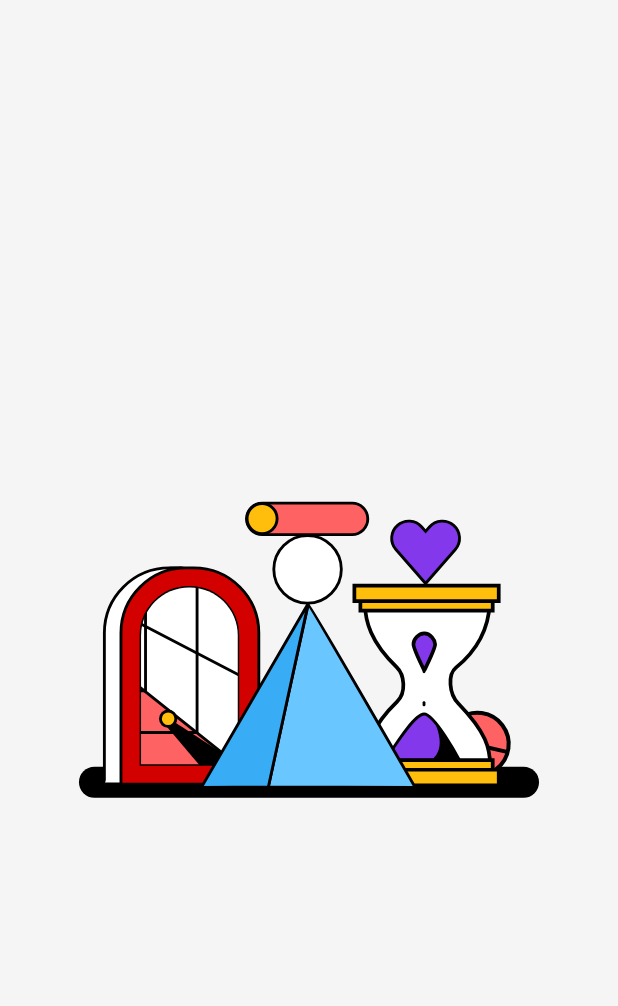
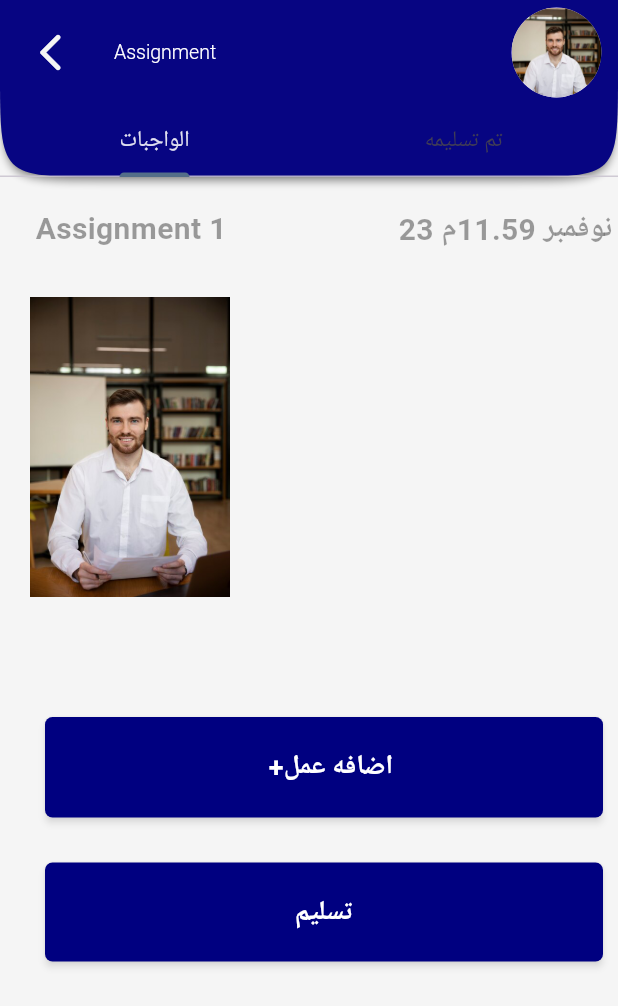
Before and after one commit to alaamorsi/graduation_project, a Flutter app: the first screen one second after launch, on a phone screen of 412 x 824 dp. Shown: the top 1006 px of the screen. Run offline on Flutter 3.47's test engine with Material 3 defaults, Android fonts, the phone set to English and light mode, and no system bars; drawn by our look-alikes of lottie; our stand-ins replace bloc, conditional_builder_null_safety, curved_labeled_navigation_bar, dio, flutter_bloc, fluttertoast and 5 more; accounts and stored records are empty; Roboto replaces fonts that are missing (Changa).

Commit message:
assignment

```diff
--- a/lib/main.dart
+++ b/lib/main.dart
@@ -7,6 +7,7 @@ import 'package:graduation_project/modules/cubit/states.dart';
 import 'package:graduation_project/modules/login/cubit/cubit.dart';
 import 'package:graduation_project/modules/register/cubit/cubit.dart';
 import 'package:graduation_project/modules/splash.dart';
+import 'package:graduation_project/modules/student/assignments.dart';
 import 'package:graduation_project/shared/bloc_observer.dart';
 import 'package:graduation_project/shared/network/cache_helper.dart';
 import 'package:graduation_project/shared/component/constant.dart';
@@ -57,7 +58,7 @@ class MyApp extends StatelessWidget {
             darkTheme: darkTheme,
             locale: AppCubit.get(context).language,
             themeMode: AppCubit.get(context).theme,
-            home:const SplashScreen(),
+            home:const assignmentScreen(),
           );
         },
       ),
--- /dev/null
+++ b/lib/modules/student/assignments.dart
@@ -0,0 +1,180 @@
+import 'package:flutter/cupertino.dart';
+import 'package:flutter/material.dart';
+import 'package:flutter/rendering.dart';
+import 'package:flutter_bloc/flutter_bloc.dart';
+import 'package:graduation_project/modules/cubit/cubit.dart';
+import 'package:graduation_project/modules/cubit/states.dart';
+import 'package:hexcolor/hexcolor.dart';
+
+import '../../shared/component/components.dart';
+
+class assignmentScreen extends StatefulWidget {
+  const assignmentScreen({super.key});
+
+  @override
+  State<assignmentScreen> createState() => _assignmentScreenState();
+}
+
+class _assignmentScreenState extends State<assignmentScreen> {
+  @override
+  GlobalKey<ScaffoldState> scafoldkay = GlobalKey();
+  Widget build(BuildContext context) {
+    return BlocConsumer<AppCubit, AppStates>(
+      listener: (context, state) {},
+      builder: (context, state) {
+        return DefaultTabController(
+          length: 3,
+          child: Scaffold(
+            backgroundColor: Theme.of(context).scaffoldBackgroundColor,
+            key: scafoldkay,
+            appBar: AppBar(
+                toolbarHeight: 70.0,
+                bottomOpacity: 0.7,
+                elevation: 2.0,
+                shadowColor: HexColor("#666666"),
+                shape: const ContinuousRectangleBorder(
+                  borderRadius: BorderRadius.only(
+                    bottomLeft: Radius.circular(70.0),
+                    bottomRight: Radius.circular(70.0),
+                  ),
+                ),
+                leading: Padding(
+                  padding: const EdgeInsets.only(left: 11.0),
+                  child: IconButton(
+                      onPressed: () {
+                        Navigator.pop(context);
+                      },
+                      icon: const Icon(
+                        Icons.arrow_back_ios_rounded,
+                        size: 30.0,
+                      )),
+                ),
+                title: Text(
+                  "Assignment",
+                  style: TextStyle(
+                      color: Colors.white,
+                      fontSize: 13.0,
+                      fontWeight: FontWeight.w300),
+                ),
+                actions: [
+                  Padding(
+                    padding: const EdgeInsets.only(right: 11.0),
+                    child: CircleAvatar(
+                      radius: 30,
+                      backgroundImage: AssetImage(
+                        "Assets/teacher.png",
+                      ),
+                    ),
+                  ),
+                ],
+                bottom: TabBar(
+                  indicatorColor: Colors.blueGrey,
+                  labelColor: Colors.white,
+                  tabs: [
+                    Tab(text: 'الواجبات'),
+                  Tab(text: 'تم تسليمه'),
+
+                ],),
+            ),
+            body:   Container(
+              padding: const EdgeInsets.only(left: 20),
+              width: double.infinity,
+              child: TabBarView(
+                key: scafoldkay,
+                children: [
+                TabBarView(
+                children: [
+                  Column(
+                    children: [
+                      Padding(
+                        padding: const EdgeInsets.symmetric(vertical: 20),
+                        child: Row(
+                          mainAxisAlignment: MainAxisAlignment.spaceAround,
+                          children: [
+                          Text("Assignment 1",style: TextStyle(
+                              color: Colors.black38,
+                              fontWeight: FontWeight.bold,
+                            fontSize: 20,
+                          ),
+                          ),
+                          SizedBox(width: 100,),
+                          Text("23 نوفمبر 11.59م",style: TextStyle(
+                            color: Colors.black38,
+                            fontWeight: FontWeight.bold,
+                            fontSize: 20,
+
+                          )),
+
+
+                        ],),
+                      ),
+                      SizedBox(height: 10,),
+                      Row(
+                        mainAxisAlignment: MainAxisAlignment.start,
+                        children: [
+                          Container(
+                              height: 200,
+                              child: Image(image: AssetImage('Assets/teacher.png'))),
+                        ],
+                      ),
+                      SizedBox(height: 80,),
+                      Column(
+                        children: [
+                        Padding(
+                          padding: const EdgeInsets.symmetric(horizontal: 10.0),
+                          child: usedButton(
+                            paddingSize: 20,
+                            radius: 5,
+                            atEnd: false,
+                            text: '  +اضافه عمل',
+                            color: Theme.of(context).cardColor,
+
+                            context: context,
+                            onPressed:(){},
+                          ),
+                        ),
+                          SizedBox(height: 30,),
+                        Padding(
+                          padding: const EdgeInsets.symmetric(horizontal: 10.0),
+                          child: usedButton(
+                            paddingSize: 20,
+                            radius: 5,
+                            atEnd: false,
+                            text: 'تسليم',
+                            color: Theme.of(context).cardColor,
+                            context: context,
+                            onPressed:(){},
+                          ),
+                        ),
+                      ],)
+
+                    ],
+                  ),
+                  ListView.builder(
+                      scrollDirection: Axis.horizontal,
+                      itemCount: 5,
+                      itemBuilder: (_, i) {
+                        return GestureDetector(
+                            onTap: () {},
+                            child: Container(
+                              width: 200,
+                              height: 300,
+                              margin: const EdgeInsets.only(
+                                  right: 10, top: 10, bottom: 0),
+                              decoration: BoxDecoration(
+                                borderRadius: BorderRadius.circular(20),
+                                image: DecorationImage(
+                                    image: AssetImage("Assets/teacher.png"),
+                                    fit: BoxFit.fitHeight),
+                              ),
+                            ));
+                      }),
+                ],),
+           ], ),
+
+          ),
+          ), );
+      },
+    );
+  }
+}
--- a/pubspec.yaml
+++ b/pubspec.yaml
@@ -48,6 +48,7 @@ dependencies:
   curved_labeled_navigation_bar: ^2.0.2
   lottie: ^3.1.0
   animated_splash_screen: ^1.3.0
+  animations: ^2.0.11
   ###########network########
   json_serializable: ^6.7.1
   json_annotation: ^4.8.1
```
Also changed, not shown: pubspec.lock.
